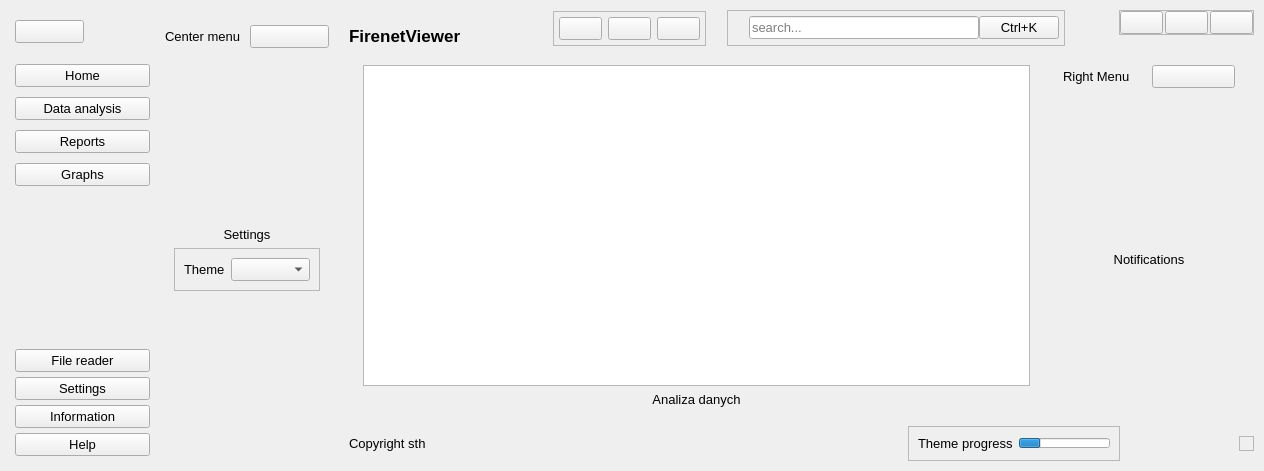
The window that generated-files/ui/new_interface.ui (FireNetWCH/FirenetViewer) describes before a commit, drawn with Qt 5.
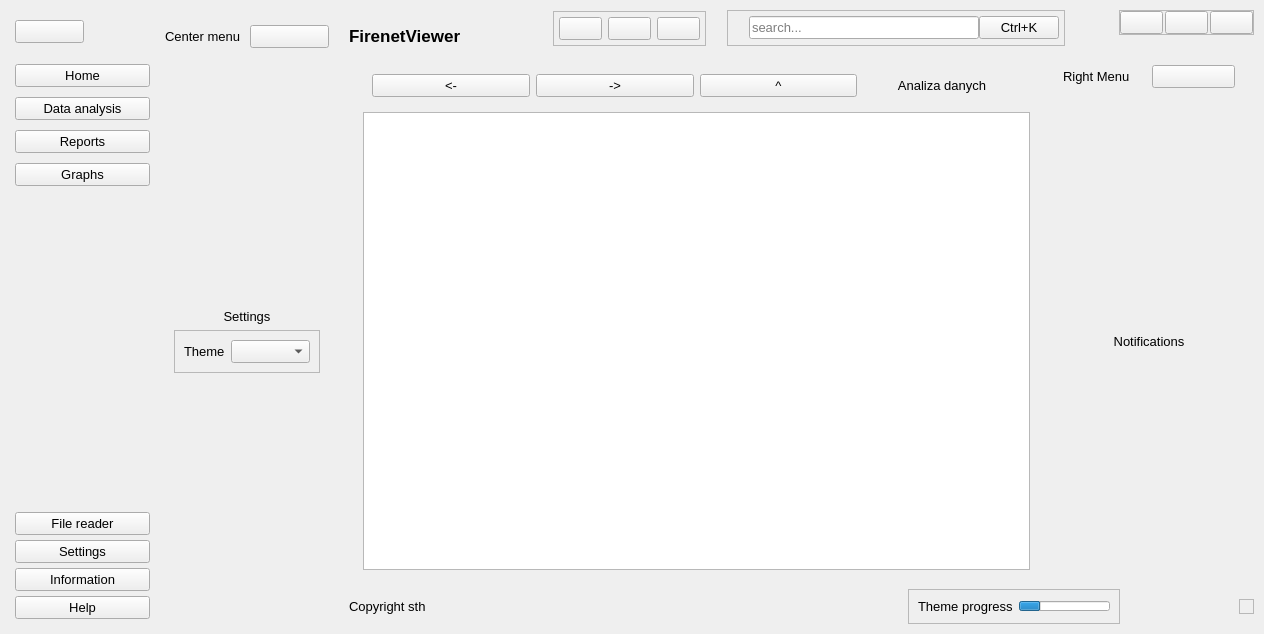
The same window after the commit. Icons and pictures are not drawn. Custom widgets are drawn as their Qt base class.

Patch:
```diff
--- a/generated-files/ui/new_interface.ui
+++ b/generated-files/ui/new_interface.ui
@@ -7,7 +7,7 @@
     <x>0</x>
     <y>0</y>
     <width>1264</width>
-    <height>471</height>
+    <height>634</height>
    </rect>
   </property>
   <property name="font">
@@ -931,17 +931,47 @@
                <widget class="QWidget" name="reportsPage">
                 <layout class="QVBoxLayout" name="verticalLayout_13">
                  <item>
-                  <widget class="QGraphicsView" name="graphicsView_2" />
+                  <widget class="QFrame" name="function_bar">
+                   <property name="contextMenuPolicy">
+                    <enum>Qt::ContextMenuPolicy::NoContextMenu</enum>
+                   </property>
+                   <layout class="QHBoxLayout" name="horizontalLayout_4">
+                    <item>
+                     <widget class="QPushButton" name="left_btn">
+                      <property name="text">
+                       <string>&lt;-</string>
+                      </property>
+                     </widget>
+                    </item>
+                    <item>
+                     <widget class="QPushButton" name="rigth_btn">
+                      <property name="text">
+                       <string>-&gt;</string>
+                      </property>
+                     </widget>
+                    </item>
+                    <item>
+                     <widget class="QPushButton" name="up_btn">
+                      <property name="text">
+                       <string>^</string>
+                      </property>
+                     </widget>
+                    </item>
+                    <item>
+                     <widget class="QLabel" name="label_11">
+                      <property name="text">
+                       <string>Analiza danych</string>
+                      </property>
+                      <property name="alignment">
+                       <set>Qt::AlignmentFlag::AlignCenter</set>
+                      </property>
+                     </widget>
+                    </item>
+                   </layout>
+                  </widget>
                  </item>
                  <item>
-                  <widget class="QLabel" name="label_11">
-                   <property name="text">
-                    <string>Analiza danych</string>
-                   </property>
-                   <property name="alignment">
-                    <set>Qt::AlignmentFlag::AlignCenter</set>
-                   </property>
-                  </widget>
+                  <widget class="QGraphicsView" name="graphicsView_2"/>
                  </item>
                 </layout>
                </widget>
@@ -1064,7 +1094,7 @@
          </layout>
         </widget>
        </item>
-       <item alignment="Qt::AlignmentFlag::AlignBottom">
+       <item>
         <widget class="QWidget" name="footer" native="true">
          <layout class="QHBoxLayout" name="horizontalLayout_5">
           <property name="spacing">
@@ -1168,6 +1198,7 @@
    <header>Custom_Widgets.QCustomQStackedWidget.h</header>
    <container>1</container>
   </customwidget>
- <customwidget><class>QPushButton</class><extends>QPushButton</extends><header location="global">Custom_Widgets.Theme.h</header><container>1</container></customwidget><customwidget><class>QLabel</class><extends>QLabel</extends><header location="global">Custom_Widgets.Theme.h</header><container>1</container></customwidget></customwidgets>
- <connections />
+ </customwidgets>
+ <resources/>
+ <connections/>
 </ui>
```
Left out of the diff: 95 changed lines with no effect on the pictures.
